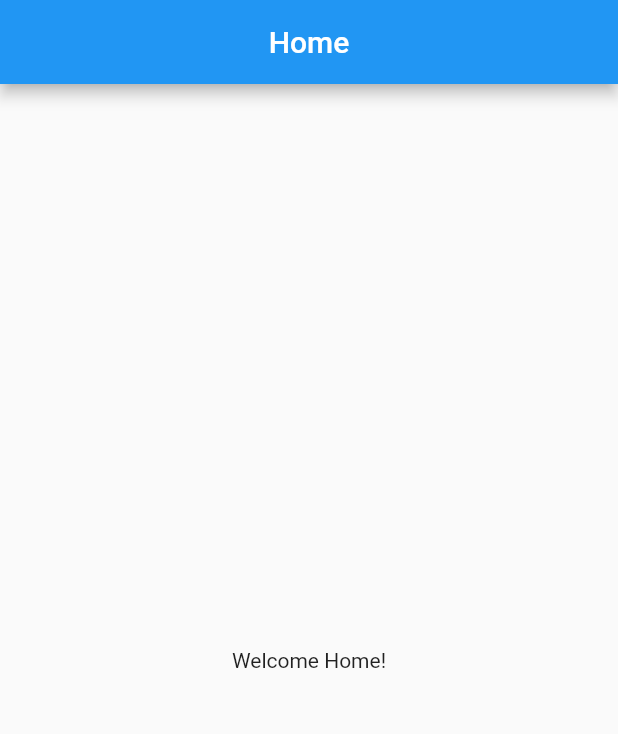
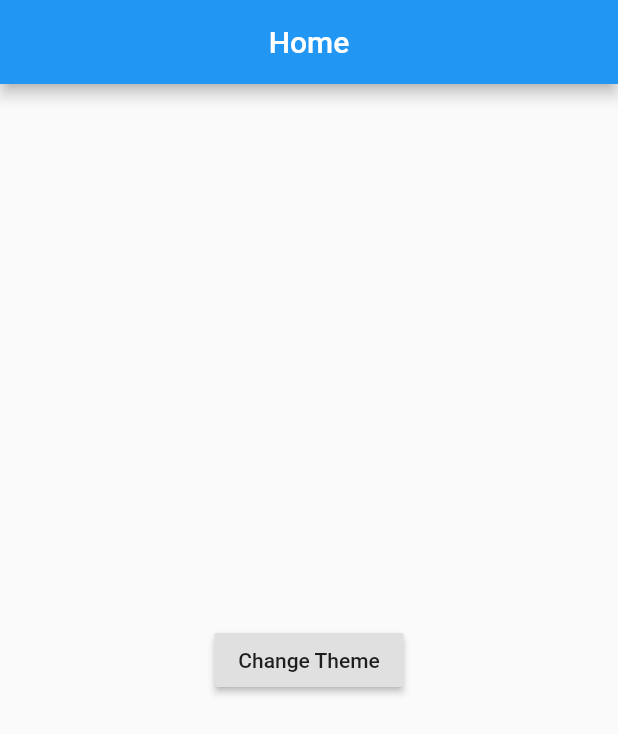
Before and after one commit to RyanKlatt/Getx-Flutter-Example, a Flutter app: the screen it shows after launch, on a phone screen of 412 x 824 dp. Shown: the top 734 px of the screen. Run offline on Flutter 3.47's test engine with Material 2 defaults, Android fonts, the phone set to English and light mode, and no system bars; our stand-ins replace get.

Commit message:
added bindings to load controller, added change theme button

```diff
--- a/lib/controllers/main_controller.dart
+++ b/lib/controllers/main_controller.dart
@@ -1,6 +1,6 @@
 import 'package:get/get.dart';
 
-class Controller extends GetxController {
+class MainController extends GetxController {
   var count = 0.obs;
   increment() => count++;
 }
--- a/lib/main.dart
+++ b/lib/main.dart
@@ -1,22 +1,20 @@
 import 'package:flutter/material.dart';
 import 'package:get/get.dart';
+import 'package:getx_flutter_example/controllers/bindings/main_bindings.dart';
 import 'screens/home_page.dart';
 
 void main() {
+  MainBinding().dependencies();
   runApp(MyApp());
 }
 
 class MyApp extends StatelessWidget {
   @override
   Widget build(BuildContext context) {
-    //GetMaterialApp is necessary for routes, snackbars,
-    //internationalization, bottomSheets, dialogs, and high-level apis
-    //related to routes and absence of context.
     return GetMaterialApp(
       title: 'GetX Flutter Example',
       debugShowCheckedModeBanner: false,
       theme: ThemeData(
-        primarySwatch: Colors.blue,
         visualDensity: VisualDensity.adaptivePlatformDensity,
       ),
       home: HomePage(),
--- a/lib/screens/home_page.dart
+++ b/lib/screens/home_page.dart
@@ -1,6 +1,10 @@
 import 'package:flutter/material.dart';
+import 'package:get/get.dart';
+import 'package:getx_flutter_example/controllers/main_controller.dart';
 
 class HomePage extends StatelessWidget {
+  final MainController _mainController = Get.find();
+
   @override
   Widget build(BuildContext context) {
     return Scaffold(
@@ -12,8 +16,12 @@ class HomePage extends StatelessWidget {
         child: Column(
           mainAxisAlignment: MainAxisAlignment.center,
           children: <Widget>[
-            Text(
-              'Welcome Home!',
+            RaisedButton(
+              onPressed: () {
+                Get.changeTheme(
+                    Get.isDarkMode ? ThemeData.light() : ThemeData.dark());
+              },
+              child: Text('Change Theme'),
             ),
           ],
         ),
```
Also changed, not shown: lib/controllers/bindings/main_bindings.dart (added, +9 -0 lines).
